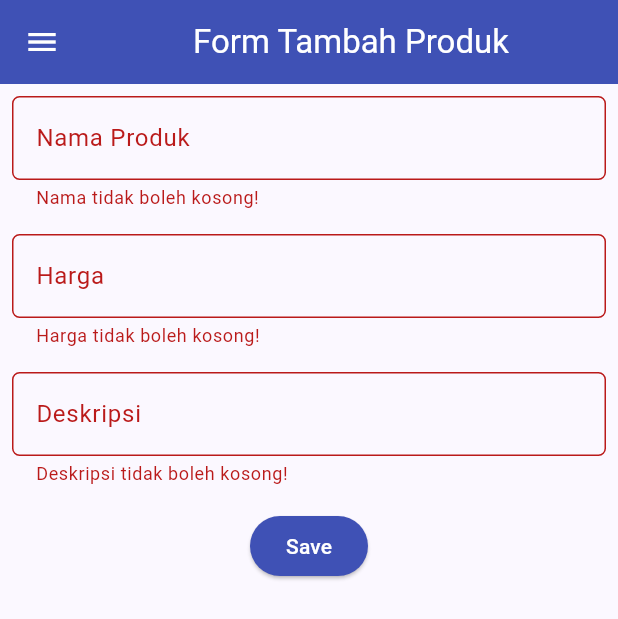
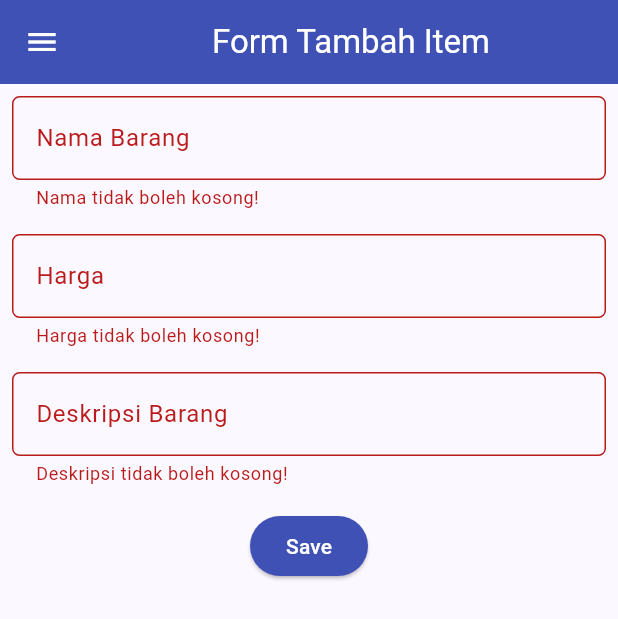
Before and after one commit to febrian-irv/shopping-list-mobile, a Flutter app: the ShopFormPage screen opened directly, after a tap on "Save", on a phone screen of 412 x 824 dp. Shown: the top 619 px of the screen. Run offline on Flutter 3.47's test engine with Material 2 defaults, Android fonts, the phone set to English and light mode, and no system bars; missing offline and left inert: pbp_django_auth; network calls fail.

Commit message:
fix: form shoplist

```diff
--- a/lib/screens/shoplist_form.dart
+++ b/lib/screens/shoplist_form.dart
@@ -1,5 +1,9 @@
 import 'package:flutter/material.dart';
 import 'package:shopping_list/widgets/left_drawer.dart';
+import 'package:shopping_list/screens/menu.dart';
+import 'package:pbp_django_auth/pbp_django_auth.dart';
+import 'package:provider/provider.dart';
+import 'dart:convert';
 
 class ShopFormPage extends StatefulWidget {
     const ShopFormPage({super.key});
@@ -16,11 +20,12 @@ class _ShopFormPageState extends State<ShopFormPage> {
 
     @override
     Widget build(BuildContext context) {
+      final request = context.watch<CookieRequest>();
         return Scaffold(
           appBar: AppBar(
             title: const Center(
               child: Text(
-                'Form Tambah Produk',
+                'Form Tambah Item',
               ),
             ),
             backgroundColor: Colors.indigo,
@@ -37,8 +42,8 @@ class _ShopFormPageState extends State<ShopFormPage> {
                     padding: const EdgeInsets.all(8.0),
                     child: TextFormField(
                       decoration: InputDecoration(
-                        hintText: "Nama Produk",
-                        labelText: "Nama Produk",
+                        hintText: "Nama Barang",
+                        labelText: "Nama Barang",
                         border: OutlineInputBorder(
                           borderRadius: BorderRadius.circular(5.0),
                         ),
@@ -86,8 +91,8 @@ class _ShopFormPageState extends State<ShopFormPage> {
                     padding: const EdgeInsets.all(8.0),
                     child: TextFormField(
                       decoration: InputDecoration(
-                        hintText: "Deskripsi",
-                        labelText: "Deskripsi",
+                        hintText: "Deskripsi Barang",
+                        labelText: "Deskripsi Barang",
                         border: OutlineInputBorder(
                           borderRadius: BorderRadius.circular(5.0),
                         ),
@@ -114,35 +119,34 @@ class _ShopFormPageState extends State<ShopFormPage> {
                           backgroundColor:
                               MaterialStateProperty.all(Colors.indigo),
                         ),
-                        onPressed: () {
+                        onPressed: () async {
                           if (_formKey.currentState!.validate()) {
-                            showDialog(
-                              context: context,
-                              builder: (context) {
-                                return AlertDialog(
-                                  title: const Text('Produk berhasil tersimpan'),
-                                  content: SingleChildScrollView(
-                                    child: Column(
-                                      crossAxisAlignment: CrossAxisAlignment.start,
-                                      children: [
-                                        Text('Nama: $_name'),
-                                        Text('Harga: $_price'),
-                                        Text('Deskripsi: $_description')
-                                      ],
-                                    ),
-                                  ),
-                                  actions: [
-                                    TextButton(
-                                      child: const Text('OK'),
-                                      onPressed: () {
-                                        Navigator.pop(context);
-                                      },
-                                    ),
-                                  ],
-                                );
-                              },
-                            );
-                            _formKey.currentState!.reset();
+                              // Kirim ke Django dan tunggu respons
+                              // TODO: Ganti URL dan jangan lupa tambahkan trailing slash (/) di akhir URL!
+                              final response = await request.postJson(
+                              "http://localhost:8000/create-flutter/",
+                              jsonEncode(<String, String>{
+                                  'name': _name,
+                                  'price': _price.toString(),
+                                  'description': _description,
+                                  // TODO: Sesuaikan field data sesuai dengan aplikasimu
+                              }));
+                              if (response['status'] == 'success') {
+                                  ScaffoldMessenger.of(context)
+                                      .showSnackBar(const SnackBar(
+                                  content: Text("Produk baru berhasil disimpan!"),
+                                  ));
+                                  Navigator.pushReplacement(
+                                      context,
+                                      MaterialPageRoute(builder: (context) => MyHomePage()),
+                                  );
+                              } else {
+                                  ScaffoldMessenger.of(context)
+                                      .showSnackBar(const SnackBar(
+                                      content:
+                                          Text("Terdapat kesalahan, silakan coba lagi."),
+                                  ));
+                              }
                           }
                         },
                         child: const Text(
```
